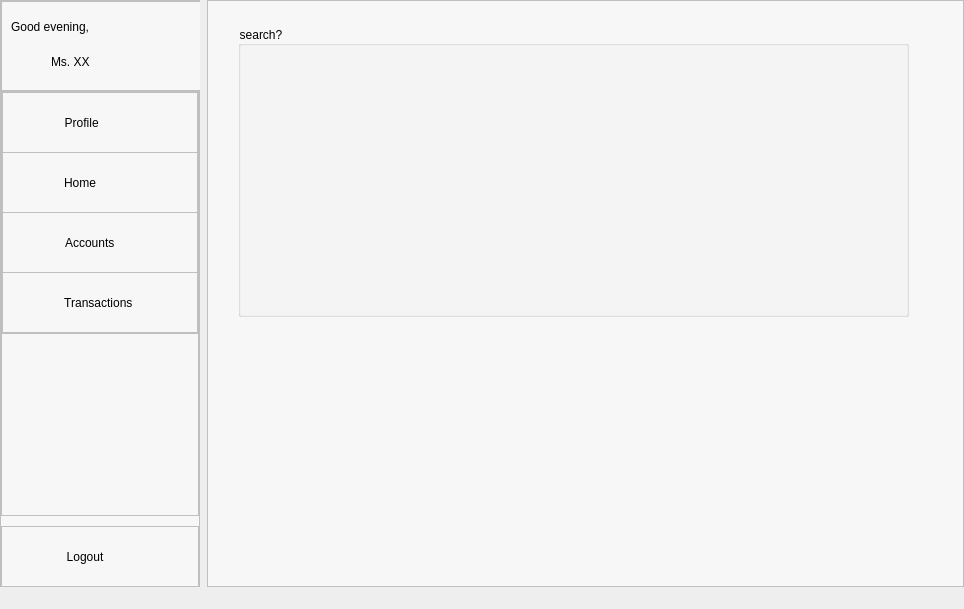
The window that p_main.ui (jiarui0000/COMP3278) describes before a commit, drawn with Qt 5.
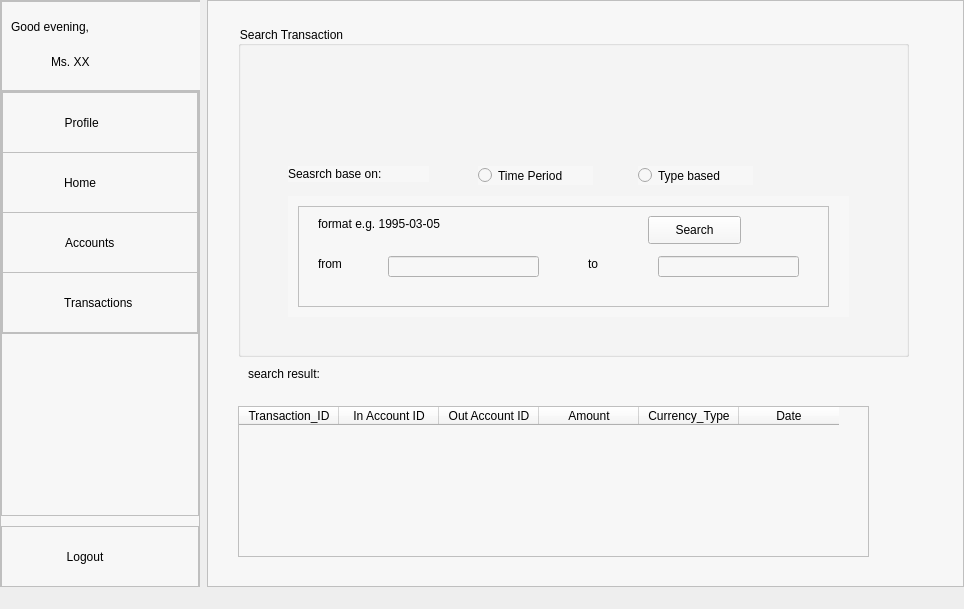
The same window after the commit. The open tabs and pages were chosen to show the change. Icons and pictures are not drawn.

Commit message: all main page GUI function finished!

```diff
--- a/p_main.ui
+++ b/p_main.ui
@@ -596,7 +596,7 @@
           </size>
          </property>
          <property name="currentIndex">
-          <number>2</number>
+          <number>3</number>
          </property>
          <widget class="QWidget" name="page_profile">
           <widget class="QFrame" name="frame_27">
@@ -1165,21 +1165,15 @@
              <property name="frameShadow">
               <enum>QFrame::Raised</enum>
              </property>
-             <layout class="QHBoxLayout" name="horizontalLayout_4">
-              <property name="leftMargin">
-               <number>0</number>
-              </property>
-              <property name="topMargin">
-               <number>0</number>
-              </property>
-              <property name="rightMargin">
-               <number>0</number>
-              </property>
-              <property name="bottomMargin">
-               <number>0</number>
-              </property>
-              <item>
                <widget class="QFrame" name="frame_9">
+              <property name="geometry">
+               <rect>
+                <x>1</x>
+                <y>1</y>
+                <width>250</width>
+                <height>566</height>
+               </rect>
+              </property>
                 <property name="maximumSize">
                  <size>
                   <width>250</width>
@@ -1284,13 +1278,13 @@
                    <string>Login Hitory</string>
                   </property>
                  </widget>
-                 <widget class="QTableWidget" name="tableWidget_3">
+               <widget class="QTableWidget" name="tableWidget_login">
                   <property name="geometry">
                    <rect>
                     <x>11</x>
                     <y>40</y>
                     <width>219</width>
-                    <height>160</height>
+                  <height>200</height>
                    </rect>
                   </property>
                   <property name="maximumSize">
@@ -1302,6 +1296,17 @@
                   <property name="styleSheet">
                    <string notr="true">background-color: rgba(191, 200, 234, 0);</string>
                   </property>
+                <property name="lineWidth">
+                 <number>0</number>
+                </property>
+                <property name="rowCount">
+                 <number>0</number>
+                </property>
+                <column>
+                 <property name="text">
+                  <string>Date</string>
+                 </property>
+                </column>
                  </widget>
                 </widget>
                 <widget class="QPushButton" name="pushButton">
@@ -1314,70 +1319,34 @@
                   </rect>
                  </property>
                  <property name="text">
-                  <string>make transaction to this person</string>
+                <string>to this person?</string>
                  </property>
                 </widget>
                </widget>
-              </item>
-              <item>
                <widget class="QFrame" name="frame_10">
+              <property name="geometry">
+               <rect>
+                <x>258</x>
+                <y>1</y>
+                <width>496</width>
+                <height>566</height>
+               </rect>
+              </property>
                 <property name="frameShape">
                  <enum>QFrame::StyledPanel</enum>
                 </property>
                 <property name="frameShadow">
                  <enum>QFrame::Raised</enum>
                 </property>
-                <layout class="QVBoxLayout" name="verticalLayout_6">
-                 <property name="spacing">
-                  <number>0</number>
-                 </property>
-                 <property name="leftMargin">
-                  <number>0</number>
-                 </property>
-                 <property name="topMargin">
-                  <number>0</number>
-                 </property>
-                 <property name="rightMargin">
-                  <number>0</number>
-                 </property>
-                 <property name="bottomMargin">
-                  <number>0</number>
-                 </property>
-                 <item>
-                  <widget class="QWidget" name="widget" native="true">
-                   <widget class="QLabel" name="label_4">
-                    <property name="geometry">
-                     <rect>
-                      <x>20</x>
-                      <y>-10</y>
-                      <width>441</width>
-                      <height>71</height>
-                     </rect>
-                    </property>
-                    <property name="text">
-                     <string>当月各消费类型占比，widget可显示matplotlib出的图</string>
-                    </property>
-                   </widget>
-                   <widget class="QLabel" name="label_5">
-                    <property name="geometry">
-                     <rect>
-                      <x>30</x>
-                      <y>50</y>
-                      <width>351</width>
-                      <height>211</height>
-                     </rect>
-                    </property>
-                    <property name="text">
-                     <string/>
-                    </property>
-                    <property name="pixmap">
-                     <pixmap>example.png</pixmap>
-                    </property>
-                   </widget>
-                  </widget>
-                 </item>
-                 <item>
                   <widget class="QFrame" name="frame_13">
+               <property name="geometry">
+                <rect>
+                 <x>84</x>
+                 <y>1</y>
+                 <width>411</width>
+                 <height>564</height>
+                </rect>
+               </property>
                    <property name="styleSheet">
                     <string notr="true">border-radius:10px;
 background-color: rgb(191, 200, 234);
@@ -1416,11 +1385,7 @@
                     </property>
                    </widget>
                   </widget>
-                 </item>
-                </layout>
-               </widget>
-              </item>
-             </layout>
+             </widget>
             </widget>
            </item>
           </layout>
@@ -1657,7 +1622,7 @@
            <property name="geometry">
             <rect>
              <x>30</x>
-             <y>280</y>
+             <y>270</y>
              <width>631</width>
              <height>171</height>
             </rect>
@@ -1800,11 +1765,284 @@
              <x>30</x>
              <y>20</y>
              <width>671</width>
-             <height>291</height>
+             <height>331</height>
             </rect>
            </property>
            <property name="title">
-            <string>search?</string>
+            <string>Search Transaction</string>
+           </property>
+           <widget class="QRadioButton" name="radioButton">
+            <property name="geometry">
+             <rect>
+              <x>400</x>
+              <y>140</y>
+              <width>115</width>
+              <height>19</height>
+             </rect>
+            </property>
+            <property name="text">
+             <string>Type based</string>
+            </property>
+           </widget>
+           <widget class="QRadioButton" name="radioButton_2">
+            <property name="geometry">
+             <rect>
+              <x>240</x>
+              <y>140</y>
+              <width>115</width>
+              <height>19</height>
+             </rect>
+            </property>
+            <property name="text">
+             <string>Time Period</string>
+            </property>
+           </widget>
+           <widget class="QLabel" name="label_5">
+            <property name="geometry">
+             <rect>
+              <x>50</x>
+              <y>140</y>
+              <width>141</width>
+              <height>16</height>
+             </rect>
+            </property>
+            <property name="text">
+             <string>Seasrch base on:</string>
+            </property>
+           </widget>
+           <widget class="QStackedWidget" name="stackedWidget_2">
+            <property name="geometry">
+             <rect>
+              <x>50</x>
+              <y>170</y>
+              <width>561</width>
+              <height>121</height>
+             </rect>
+            </property>
+            <property name="currentIndex">
+             <number>2</number>
+            </property>
+            <widget class="QWidget" name="page_default">
+             <widget class="QLabel" name="label_26">
+              <property name="geometry">
+               <rect>
+                <x>131</x>
+                <y>50</y>
+                <width>301</width>
+                <height>20</height>
+               </rect>
+              </property>
+              <property name="text">
+               <string>please select to search!</string>
+              </property>
+             </widget>
+            </widget>
+            <widget class="QWidget" name="page_time">
+             <widget class="QFrame" name="frame_4">
+              <property name="geometry">
+               <rect>
+                <x>10</x>
+                <y>10</y>
+                <width>531</width>
+                <height>101</height>
+               </rect>
+              </property>
+              <property name="frameShape">
+               <enum>QFrame::StyledPanel</enum>
+              </property>
+              <property name="frameShadow">
+               <enum>QFrame::Raised</enum>
+              </property>
+              <widget class="QLabel" name="label_4">
+               <property name="geometry">
+                <rect>
+                 <x>20</x>
+                 <y>10</y>
+                 <width>221</width>
+                 <height>16</height>
+                </rect>
+               </property>
+               <property name="text">
+                <string>format e.g. 1995-03-05</string>
+               </property>
+              </widget>
+              <widget class="QLabel" name="label_23">
+               <property name="geometry">
+                <rect>
+                 <x>20</x>
+                 <y>50</y>
+                 <width>72</width>
+                 <height>15</height>
+                </rect>
+               </property>
+               <property name="text">
+                <string>from</string>
+               </property>
+              </widget>
+              <widget class="QLabel" name="label_24">
+               <property name="geometry">
+                <rect>
+                 <x>290</x>
+                 <y>50</y>
+                 <width>72</width>
+                 <height>15</height>
+                </rect>
+               </property>
+               <property name="text">
+                <string>to</string>
+               </property>
+              </widget>
+              <widget class="QLineEdit" name="lineEdit_fromt">
+               <property name="geometry">
+                <rect>
+                 <x>90</x>
+                 <y>50</y>
+                 <width>151</width>
+                 <height>21</height>
+                </rect>
+               </property>
+              </widget>
+              <widget class="QLineEdit" name="lineEdit_tot">
+               <property name="geometry">
+                <rect>
+                 <x>360</x>
+                 <y>50</y>
+                 <width>141</width>
+                 <height>21</height>
+                </rect>
+               </property>
+              </widget>
+              <widget class="QPushButton" name="pushButton_searchtime">
+               <property name="geometry">
+                <rect>
+                 <x>350</x>
+                 <y>10</y>
+                 <width>93</width>
+                 <height>28</height>
+                </rect>
+               </property>
+               <property name="text">
+                <string>Search</string>
+               </property>
+              </widget>
+             </widget>
+            </widget>
+            <widget class="QWidget" name="page_type">
+             <widget class="QComboBox" name="comboBox_stype">
+              <property name="geometry">
+               <rect>
+                <x>40</x>
+                <y>60</y>
+                <width>151</width>
+                <height>22</height>
+               </rect>
+              </property>
+              <item>
+               <property name="text">
+                <string>transaction_id</string>
+               </property>
+              </item>
+              <item>
+               <property name="text">
+                <string>timepoint_date</string>
+               </property>
+              </item>
+              <item>
+               <property name="text">
+                <string>account_id</string>
+               </property>
+              </item>
+             </widget>
+             <widget class="QLabel" name="label_25">
+              <property name="geometry">
+               <rect>
+                <x>40</x>
+                <y>20</y>
+                <width>72</width>
+                <height>15</height>
+               </rect>
+              </property>
+              <property name="text">
+               <string>Type</string>
+              </property>
+             </widget>
+             <widget class="QLineEdit" name="lineEdit_param2">
+              <property name="geometry">
+               <rect>
+                <x>290</x>
+                <y>60</y>
+                <width>113</width>
+                <height>21</height>
+               </rect>
+              </property>
+             </widget>
+             <widget class="QPushButton" name="pushButton_searchtype">
+              <property name="geometry">
+               <rect>
+                <x>440</x>
+                <y>60</y>
+                <width>93</width>
+                <height>28</height>
+               </rect>
+              </property>
+              <property name="text">
+               <string>Search</string>
+              </property>
+             </widget>
+            </widget>
+           </widget>
+          </widget>
+          <widget class="QTableWidget" name="tableWidget_transactions_2">
+           <property name="geometry">
+            <rect>
+             <x>30</x>
+             <y>400</y>
+             <width>631</width>
+             <height>151</height>
+            </rect>
+           </property>
+           <column>
+            <property name="text">
+             <string>Transaction_ID</string>
+            </property>
+           </column>
+           <column>
+            <property name="text">
+             <string>In Account ID</string>
+            </property>
+           </column>
+           <column>
+            <property name="text">
+             <string>Out Account ID</string>
+            </property>
+           </column>
+           <column>
+            <property name="text">
+             <string>Amount</string>
+            </property>
+           </column>
+           <column>
+            <property name="text">
+             <string>Currency_Type</string>
+            </property>
+           </column>
+           <column>
+            <property name="text">
+             <string>Date</string>
+            </property>
+           </column>
+          </widget>
+          <widget class="QLabel" name="label_27">
+           <property name="geometry">
+            <rect>
+             <x>40</x>
+             <y>360</y>
+             <width>181</width>
+             <height>16</height>
+            </rect>
+           </property>
+           <property name="text">
+            <string>search result:</string>
            </property>
           </widget>
          </widget>
```
Lines whose indentation alone changed are shown as unchanged. The commit also changes 3 other files.
